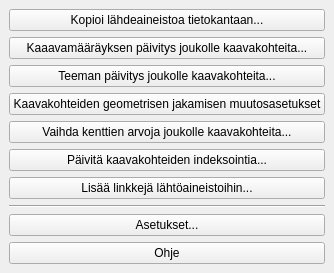
Above: yleiskaava_dockwidget_base.ui from ernoma/yleiskaava before the change. Below: the same form after it.
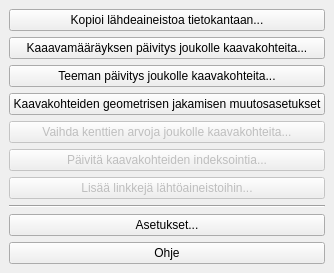
That is the form after the change.

The edit to the form file:
```diff
--- a/yleiskaava_dockwidget_base.ui
+++ b/yleiskaava_dockwidget_base.ui
@@ -47,6 +47,9 @@
       </item>
       <item>
        <widget class="QPushButton" name="pushButtonChangeFieldValuesForGroup">
+        <property name="enabled">
+         <bool>false</bool>
+        </property>
         <property name="text">
          <string>Vaihda kenttien arvoja joukolle kaavakohteita...</string>
         </property>
@@ -54,6 +57,9 @@
       </item>
       <item>
        <widget class="QPushButton" name="pushButtonUpdateIndexingForLayer">
+        <property name="enabled">
+         <bool>false</bool>
+        </property>
         <property name="text">
          <string>Päivitä kaavakohteiden indeksointia...</string>
         </property>
@@ -61,6 +67,9 @@
       </item>
       <item>
        <widget class="QPushButton" name="pushButtonAddSourceDataLinks">
+        <property name="enabled">
+         <bool>false</bool>
+        </property>
         <property name="text">
          <string>Lisää linkkejä lähtöaineistoihin...</string>
         </property>
```
